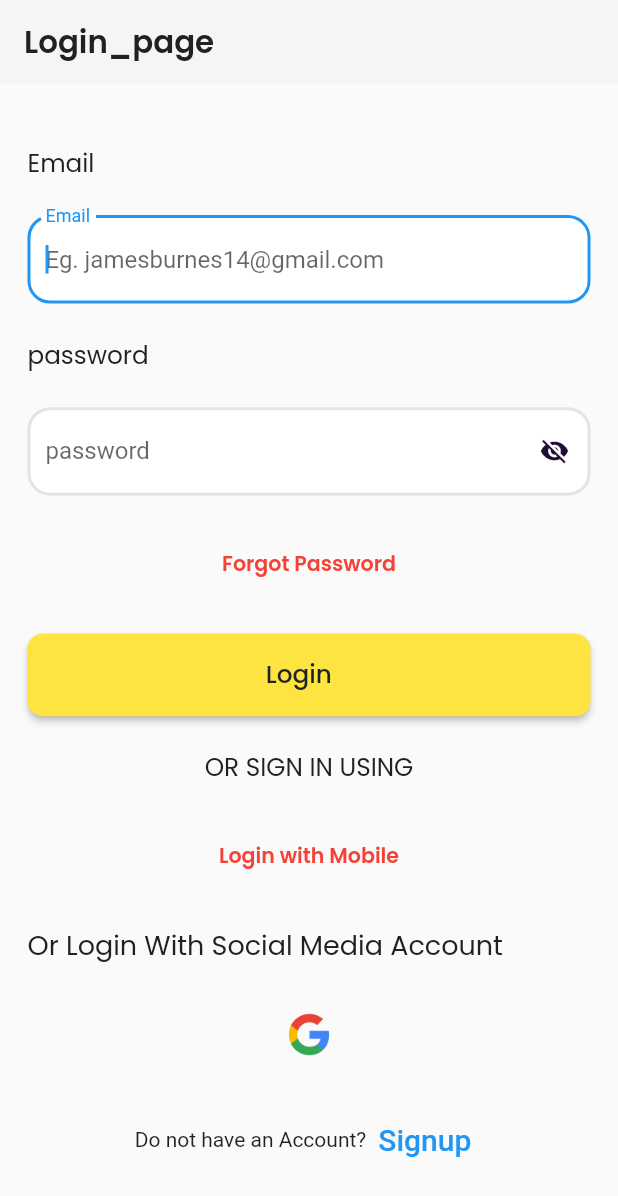
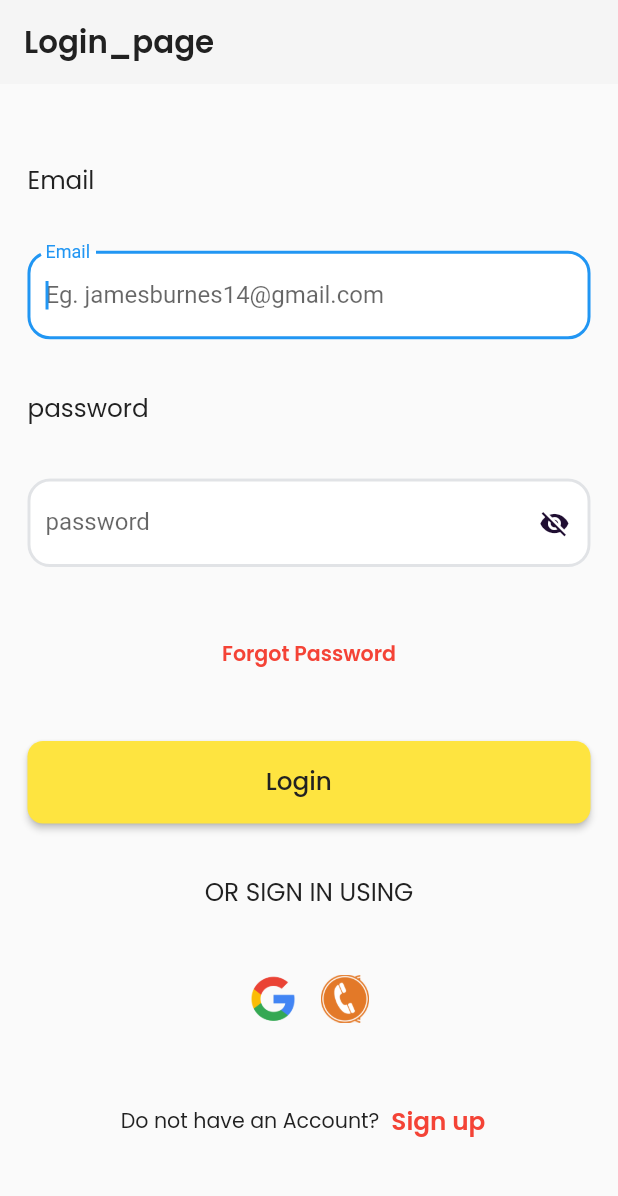
Before and after one commit to panchaniurvisha/ulmo_e_commerce, a Flutter app: the LoginScreen screen opened directly, on a phone screen of 412 x 824 dp. Shown: the top 1196 px of the screen. Run offline on Flutter 3.47's test engine with Material 2 defaults, Android fonts, the phone set to English and light mode, and no system bars; our stand-ins replace cloud_firestore, firebase_auth, firebase_core, firebase_storage, fluttertoast, google_sign_in and 3 more; accounts and stored records are empty.

Commit message:
"6/7/2023"

```diff
--- a/lib/res/constant/app_images.dart
+++ b/lib/res/constant/app_images.dart
@@ -66,4 +66,5 @@ class AppImages {
 
   //login Screen
   static const String googleLogo = "${basePath}google_logo.png";
+  static const String phoneLogo = "${basePath}phone_logo.png";
 }
--- a/lib/res/constant/app_string.dart
+++ b/lib/res/constant/app_string.dart
@@ -44,9 +44,8 @@ class AppString {
   ///Login Screen
   static const loginTitle = "Login_page";
   static const signWithGoogle = "Sign in with Google";
-  static const loginWithMobile = "Login with Mobile";
-  static const loginWithSocialMedia = "Or Login With Social Media Account";
   static const or = "OR SIGN IN USING";
+  static const doNotHaveAccount = "Do not have an Account?";
 
   ///Forgot password Screen
   static const forgotPasswordTitle = "Reset Password";
--- a/lib/view/login_page/login_screen.dart
+++ b/lib/view/login_page/login_screen.dart
@@ -72,7 +72,7 @@ class _LoginScreenState extends State<LoginScreen> {
               crossAxisAlignment: CrossAxisAlignment.start,
               mainAxisAlignment: MainAxisAlignment.spaceEvenly,
               children: [
-                AppText(text: AppString.email),
+                const AppText(text: AppString.email),
                 AppTextFormField(
                     labelText: AppString.email,
                     hintText: AppString.hintEmailName,
@@ -82,13 +82,13 @@ class _LoginScreenState extends State<LoginScreen> {
                             ? null
                             : AppString.errorEmailTitle,
                     keyboardType: TextInputType.emailAddress),
-                AppText(text: AppString.password),
+                const AppText(text: AppString.password),
                 AppTextFormField(
                     suffixIcon: IconButton(
                       icon: Icon(isSecurePassword
                           ? Icons.visibility_off
                           : Icons.visibility),
-                      iconSize: 20,
+                      iconSize: height / 40,
                       color: const Color(0xff200E32),
                       onPressed: () {
                         setState(() {
@@ -129,32 +129,11 @@ class _LoginScreenState extends State<LoginScreen> {
                     }
                   },
                   text: AppString.login,
-                  sizeBox: SizedBox(),
+                  sizeBox: const SizedBox(),
                 ),
-                Align(
-                    child: const AppText(text: AppString.or),
-                    alignment: Alignment.center),
-                Align(
-                  alignment: Alignment.center,
-                  child: TextButton(
-                      onPressed: () {
-                        Navigator.push(
-                            context,
-                            MaterialPageRoute(
-                              builder: (context) =>
-                                  const LoginWithPhoneNumber(),
-                            ));
-                      },
-                      child: AppText(
-                          text: AppString.loginWithMobile,
-                          color: AppColors.redColor,
-                          fontSize: height / 60,
-                          fontWeight: FontWeight.bold)),
-                ),
-                const AppText(
-                  text: AppString.loginWithSocialMedia,
-                  fontSize: 18,
-                ),
+                const Align(
+                    alignment: Alignment.center,
+                    child: AppText(text: AppString.or)),
                 Row(
                   mainAxisAlignment: MainAxisAlignment.center,
                   children: [
@@ -164,7 +143,20 @@ class _LoginScreenState extends State<LoginScreen> {
                       },
                       icon: Image.asset(
                         AppImages.googleLogo,
-                        height: 30,
+                        height: height / 20,
+                      ),
+                    ),
+                    IconButton(
+                      onPressed: () {
+                        Navigator.push(
+                            context,
+                            MaterialPageRoute(
+                              builder: (context) =>
+                                  const LoginWithPhoneNumber(),
+                            ));
+                      },
+                      icon: Image.asset(
+                        AppImages.phoneLogo,
                       ),
                     ),
                   ],
@@ -172,11 +164,14 @@ class _LoginScreenState extends State<LoginScreen> {
                 Row(
                   mainAxisAlignment: MainAxisAlignment.center,
                   children: [
-                    const Text('Do not have an Account?'),
+                    AppText(
+                        text: AppString.doNotHaveAccount,
+                        fontSize: height / 60),
                     TextButton(
-                      child: const Text(
-                        'Signup',
-                        style: TextStyle(fontSize: 20),
+                      child: const AppText(
+                        text: AppString.signup,
+                        color: AppColors.redColor,
+                        fontWeight: FontWeight.bold,
                       ),
                       onPressed: () {
                         Navigator.push(
```
Also changed, not shown: lib/view/splash/splash_screen.dart (+15 -8 lines), assets/images/phone_logo.png (added).
